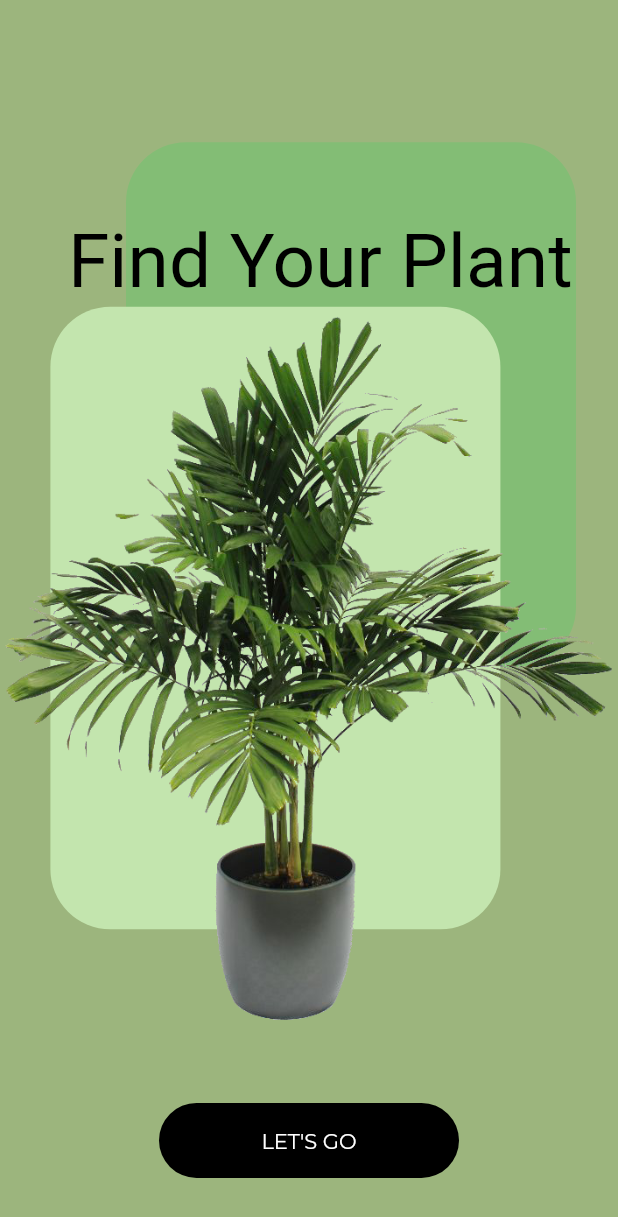
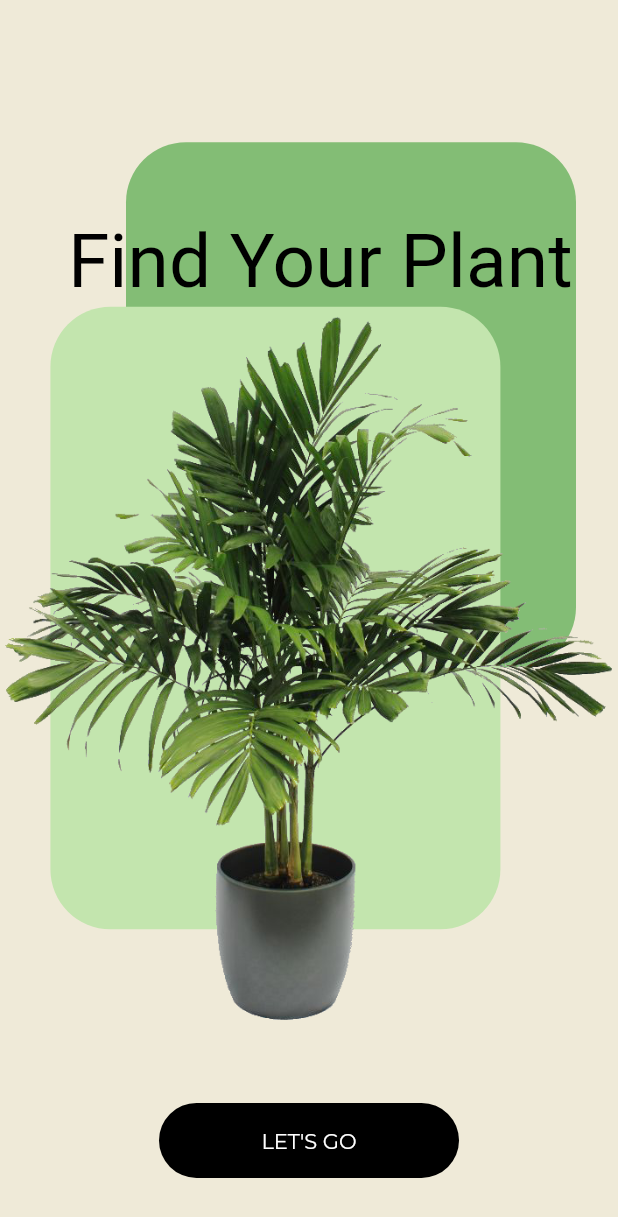
Before and after one commit to MuazzezA/flutter_ui_design, a Flutter app: the screen it shows after launch, on a phone screen of 412 x 824 dp. Shown: the top 1217 px of the screen. Run offline on Flutter 3.47's test engine with Material 2 defaults, Android fonts, the phone set to English and light mode, and no system bars; our stand-ins replace google_fonts.

Commit message:
theme color change

```diff
--- a/plants/lib/theme/default_theme.dart
+++ b/plants/lib/theme/default_theme.dart
@@ -3,7 +3,8 @@ import 'package:google_fonts/google_fonts.dart';
 
 ThemeData defaultTheme() {
   return ThemeData(
-    scaffoldBackgroundColor: const Color.fromARGB(255, 156, 181, 125),
+    scaffoldBackgroundColor:
+        const Color(0xffEFEAD8), // const Color.fromARGB(255, 156, 181, 125),
     primaryColor: const Color(0xffCFD2CF),
     textTheme: GoogleFonts.montserratTextTheme(),
   );
```
